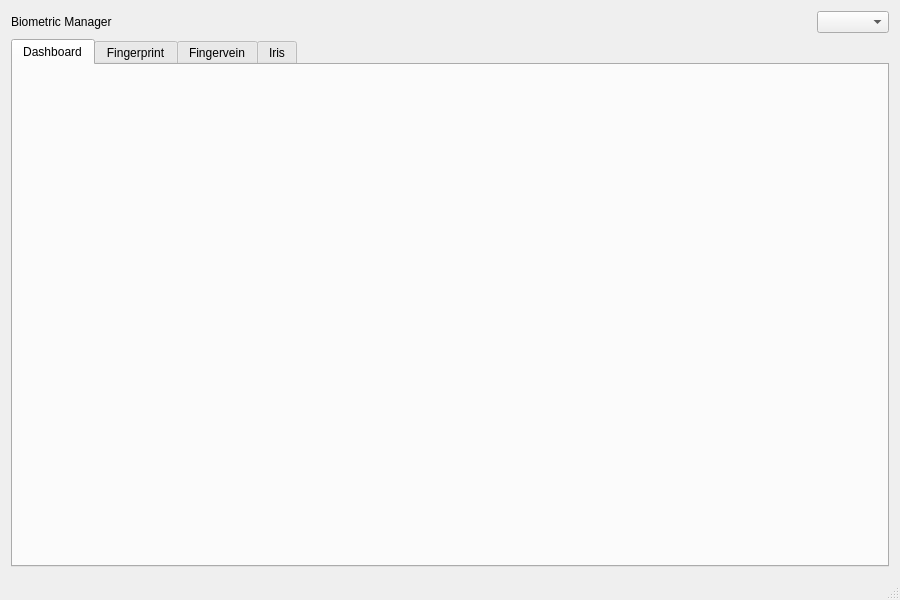
First picture: the form in mainwindow.ui, repository ukui/ukui-biometric-manager, before the edit.
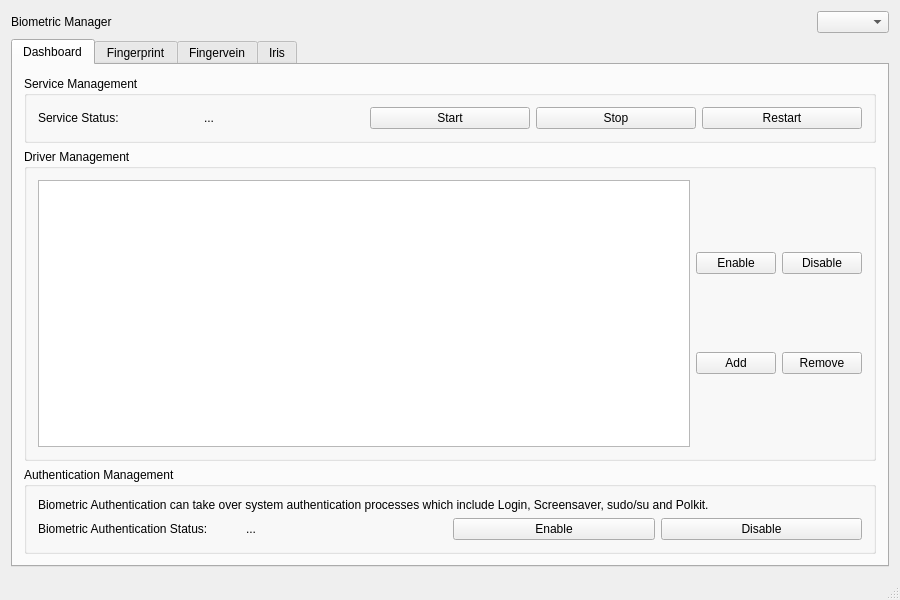
Second picture: the form after the edit.

Commit message: [UI Redesign] 设计 Dashboard 的总体界面

Diff of the .ui file:
```diff
--- a/mainwindow.ui
+++ b/mainwindow.ui
@@ -51,7 +51,144 @@
        <attribute name="title">
         <string>Dashboard</string>
        </attribute>
-       <layout class="QVBoxLayout" name="verticalLayout"/>
+       <layout class="QVBoxLayout" name="verticalLayout">
+        <item>
+         <widget class="QGroupBox" name="groupBoxService">
+          <property name="title">
+           <string>Service Management</string>
+          </property>
+          <layout class="QHBoxLayout" name="horizontalLayout_5">
+           <item>
+            <widget class="QLabel" name="lblServiceStatusL">
+             <property name="text">
+              <string>Service Status:</string>
+             </property>
+            </widget>
+           </item>
+           <item>
+            <widget class="QLabel" name="lblServiceStatus">
+             <property name="text">
+              <string>...</string>
+             </property>
+            </widget>
+           </item>
+           <item>
+            <widget class="QPushButton" name="btnStartService">
+             <property name="text">
+              <string>Start</string>
+             </property>
+            </widget>
+           </item>
+           <item>
+            <widget class="QPushButton" name="btnStopService">
+             <property name="text">
+              <string>Stop</string>
+             </property>
+            </widget>
+           </item>
+           <item>
+            <widget class="QPushButton" name="btnRestartService">
+             <property name="text">
+              <string>Restart</string>
+             </property>
+            </widget>
+           </item>
+          </layout>
+         </widget>
+        </item>
+        <item>
+         <widget class="QGroupBox" name="groupBoxDriver">
+          <property name="title">
+           <string>Driver Management</string>
+          </property>
+          <layout class="QHBoxLayout" name="horizontalLayout_6">
+           <item>
+            <widget class="QTableWidget" name="tableWidget"/>
+           </item>
+           <item>
+            <layout class="QGridLayout" name="gridLayout">
+             <item row="0" column="0">
+              <widget class="QPushButton" name="btnEnableDriver">
+               <property name="text">
+                <string>Enable</string>
+               </property>
+              </widget>
+             </item>
+             <item row="0" column="1">
+              <widget class="QPushButton" name="btnDisableDriver">
+               <property name="text">
+                <string>Disable</string>
+               </property>
+              </widget>
+             </item>
+             <item row="1" column="0">
+              <widget class="QPushButton" name="btnAddDriver">
+               <property name="text">
+                <string>Add</string>
+               </property>
+              </widget>
+             </item>
+             <item row="1" column="1">
+              <widget class="QPushButton" name="btnRemoveDriver">
+               <property name="text">
+                <string>Remove</string>
+               </property>
+              </widget>
+             </item>
+            </layout>
+           </item>
+          </layout>
+         </widget>
+        </item>
+        <item>
+         <widget class="QGroupBox" name="groupBoxAuth">
+          <property name="title">
+           <string>Authentication Management</string>
+          </property>
+          <layout class="QVBoxLayout" name="verticalLayout_2">
+           <item>
+            <widget class="QLabel" name="lblAuthNote">
+             <property name="text">
+              <string>Biometric Authentication can take over system authentication processes which include Login, Screensaver, sudo/su and Polkit.</string>
+             </property>
+            </widget>
+           </item>
+           <item>
+            <layout class="QHBoxLayout" name="horizontalLayout_7">
+             <item>
+              <widget class="QLabel" name="lblBioAuthStatusL">
+               <property name="text">
+                <string>Biometric Authentication Status:</string>
+               </property>
+              </widget>
+             </item>
+             <item>
+              <widget class="QLabel" name="lblBioAuthStatus">
+               <property name="text">
+                <string>...</string>
+               </property>
+              </widget>
+             </item>
+             <item>
+              <widget class="QPushButton" name="btnEnableBioAuth">
+               <property name="text">
+                <string>Enable</string>
+               </property>
+              </widget>
+             </item>
+             <item>
+              <widget class="QPushButton" name="btnDisableBioAuth">
+               <property name="text">
+                <string>Disable</string>
+               </property>
+              </widget>
+             </item>
+            </layout>
+           </item>
+          </layout>
+         </widget>
+        </item>
+       </layout>
       </widget>
       <widget class="QWidget" name="pageFingerprint">
        <attribute name="title">
```
The commit also changes 3 other files.
